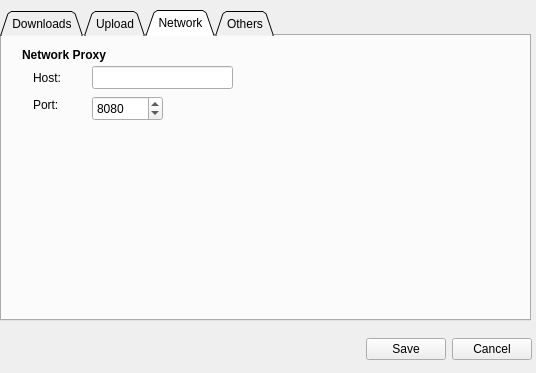
Qt form gui/preferences.ui (subdownloader/subdownloader) before a commit.
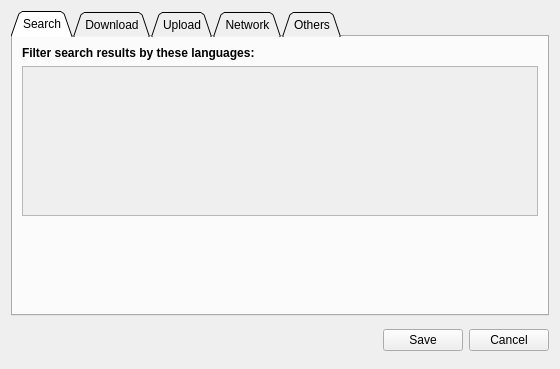
The same form after that commit. The open tabs and pages were chosen to show the change.

Commit message: - fixed the tryupload  in case the subtitle already in database - added in options new Search tab with the languages to filter by.

The edit to the form file:
```diff
--- a/gui/preferences.ui
+++ b/gui/preferences.ui
@@ -8,8 +8,8 @@
    <rect>
     <x>0</x>
     <y>0</y>
-    <width>536</width>
-    <height>373</height>
+    <width>560</width>
+    <height>369</height>
    </rect>
   </property>
   <property name="sizePolicy" >
@@ -27,18 +27,12 @@
   <property name="modal" >
    <bool>true</bool>
   </property>
+  <layout class="QVBoxLayout" name="verticalLayout_5" >
+   <item>
   <widget class="QTabWidget" name="tabWidget" >
    <property name="windowModality" >
     <enum>Qt::NonModal</enum>
    </property>
-   <property name="geometry" >
-    <rect>
-     <x>0</x>
-     <y>10</y>
-     <width>531</width>
-     <height>311</height>
-    </rect>
-   </property>
    <property name="tabPosition" >
     <enum>QTabWidget::North</enum>
    </property>
@@ -46,8 +40,112 @@
     <enum>QTabWidget::Triangular</enum>
    </property>
    <property name="currentIndex" >
-    <number>0</number>
-   </property>
+      <number>3</number>
+     </property>
+     <widget class="QWidget" name="tab" >
+      <attribute name="title" >
+       <string>Search</string>
+      </attribute>
+      <layout class="QVBoxLayout" name="verticalLayout_4" >
+       <item>
+        <widget class="QLabel" name="label_56" >
+         <property name="sizePolicy" >
+          <sizepolicy vsizetype="Fixed" hsizetype="Preferred" >
+           <horstretch>0</horstretch>
+           <verstretch>0</verstretch>
+          </sizepolicy>
+         </property>
+         <property name="font" >
+          <font>
+           <weight>75</weight>
+           <bold>true</bold>
+          </font>
+         </property>
+         <property name="text" >
+          <string>Filter search results by these languages:</string>
+         </property>
+        </widget>
+       </item>
+       <item>
+        <widget class="QScrollArea" name="scrollArea" >
+         <property name="sizePolicy" >
+          <sizepolicy vsizetype="Fixed" hsizetype="Expanding" >
+           <horstretch>0</horstretch>
+           <verstretch>0</verstretch>
+          </sizepolicy>
+         </property>
+         <property name="minimumSize" >
+          <size>
+           <width>0</width>
+           <height>150</height>
+          </size>
+         </property>
+         <property name="maximumSize" >
+          <size>
+           <width>16777215</width>
+           <height>150</height>
+          </size>
+         </property>
+         <property name="widgetResizable" >
+          <bool>true</bool>
+         </property>
+         <widget class="QWidget" name="scrollAreaWidgetContents" >
+          <property name="geometry" >
+           <rect>
+            <x>0</x>
+            <y>0</y>
+            <width>526</width>
+            <height>144</height>
+           </rect>
+          </property>
+          <layout class="QHBoxLayout" name="horizontalLayout_2" >
+           <item>
+            <layout class="QVBoxLayout" name="optionFilterLangLayout_1" >
+             <property name="spacing" >
+              <number>5</number>
+             </property>
+            </layout>
+           </item>
+           <item>
+            <layout class="QVBoxLayout" name="optionFilterLangLayout_2" >
+             <property name="spacing" >
+              <number>5</number>
+             </property>
+            </layout>
+           </item>
+           <item>
+            <layout class="QVBoxLayout" name="optionFilterLangLayout_3" >
+             <property name="spacing" >
+              <number>5</number>
+             </property>
+            </layout>
+           </item>
+           <item>
+            <layout class="QVBoxLayout" name="optionFilterLangLayout_4" >
+             <property name="spacing" >
+              <number>5</number>
+             </property>
+            </layout>
+           </item>
+          </layout>
+         </widget>
+        </widget>
+       </item>
+       <item>
+        <spacer name="verticalSpacer" >
+         <property name="orientation" >
+          <enum>Qt::Vertical</enum>
+         </property>
+         <property name="sizeHint" stdset="0" >
+          <size>
+           <width>20</width>
+           <height>40</height>
+          </size>
+         </property>
+        </spacer>
+       </item>
+      </layout>
+     </widget>
    <widget class="QWidget" name="tab_6" >
     <property name="geometry" >
      <rect>
@@ -58,7 +156,7 @@
      </rect>
     </property>
     <attribute name="title" >
-     <string>Downloads</string>
+       <string>Download</string>
     </attribute>
     <widget class="QLabel" name="label_54" >
      <property name="geometry" >
@@ -260,8 +358,8 @@
      <rect>
       <x>0</x>
       <y>0</y>
-      <width>527</width>
-      <height>288</height>
+        <width>540</width>
+        <height>279</height>
      </rect>
     </property>
     <attribute name="title" >
@@ -272,7 +370,7 @@
       <rect>
        <x>20</x>
        <y>10</y>
-       <width>111</width>
+         <width>131</width>
        <height>18</height>
       </rect>
      </property>
@@ -292,7 +390,7 @@
        <x>90</x>
        <y>60</y>
        <width>71</width>
-       <height>25</height>
+         <height>31</height>
       </rect>
      </property>
      <property name="maximum" >
@@ -307,8 +405,8 @@
       <rect>
        <x>90</x>
        <y>30</y>
-       <width>141</width>
-       <height>23</height>
+         <width>221</width>
+         <height>31</height>
       </rect>
      </property>
     </widget>
@@ -520,15 +618,8 @@
     </widget>
    </widget>
   </widget>
-  <widget class="QWidget" name="layoutWidget" >
-   <property name="geometry" >
-    <rect>
-     <x>11</x>
-     <y>330</y>
-     <width>521</width>
-     <height>38</height>
-    </rect>
-   </property>
+   </item>
+   <item>
    <layout class="QHBoxLayout" name="horizontalLayout_3" >
     <item>
      <spacer>
@@ -558,7 +649,8 @@
      </widget>
     </item>
    </layout>
-  </widget>
+   </item>
+  </layout>
  </widget>
  <resources>
   <include location="images.qrc" />
```
Left out of the diff: 40 changed lines with no effect on the pictures. Lines whose indentation alone changed are shown as unchanged. The commit also changes 5 other files.
